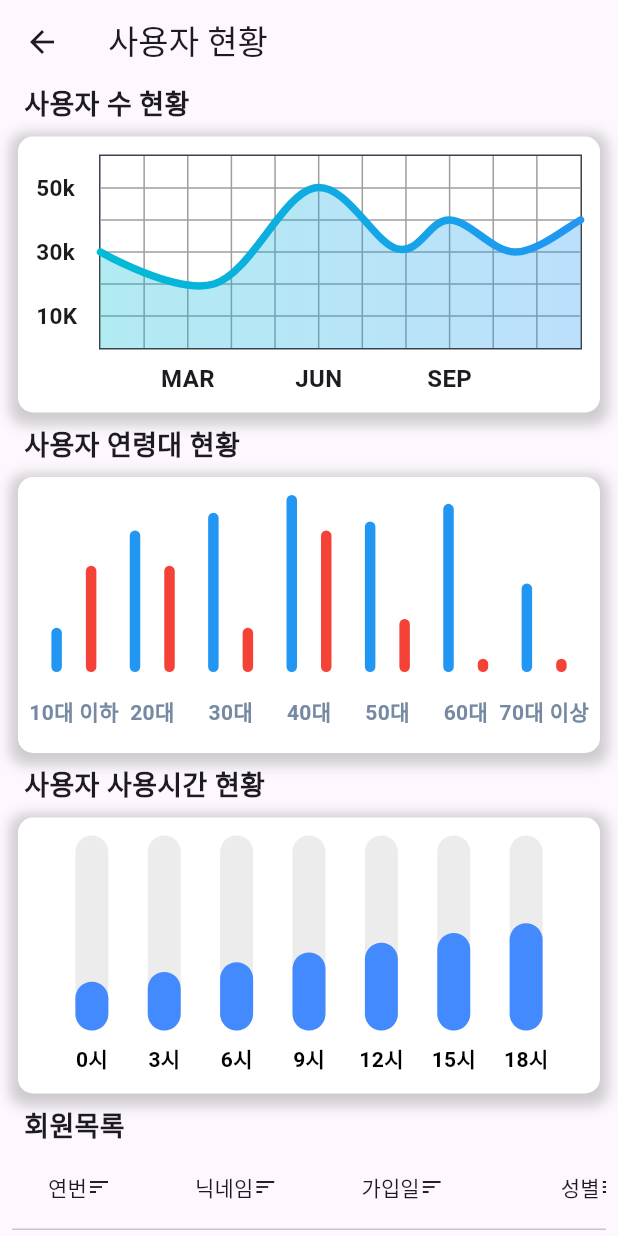
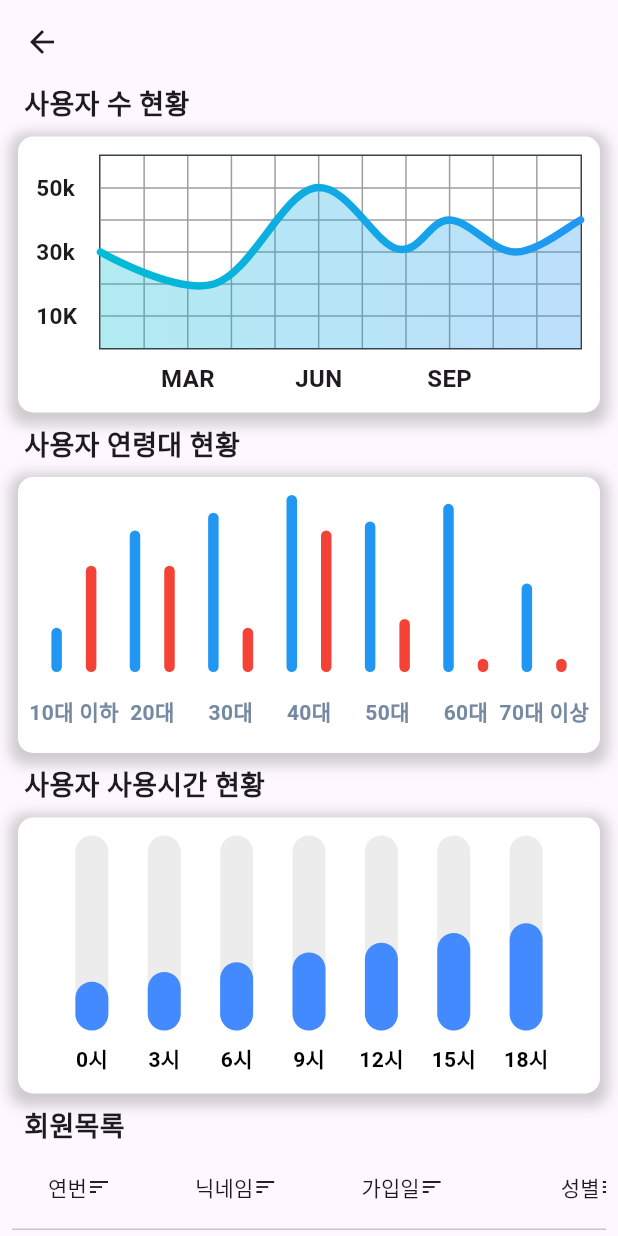
Before and after one commit to seuunng/Food-for-Later, a Flutter app: the AdminDashboardUserStatus screen opened directly, on a phone screen of 412 x 824 dp. Run offline on Flutter 3.47's test engine with Material 3 defaults, Android fonts, the phone set to English and light mode, and no system bars; drawn by our look-alikes of fl_chart; our stand-ins replace table_calendar.

Commit message:
관리자페이지 UI작업 진행

```diff
--- a/lib/screens/admin_page/admin_dashboard_user_status.dart
+++ b/lib/screens/admin_page/admin_dashboard_user_status.dart
@@ -17,7 +17,6 @@ class _AdminDashboardUserStatusState extends State<AdminDashboardUserStatus> {
 
     return Scaffold(
       appBar: AppBar(
-        title: Text('사용자 현황'),
       ),
       body: ListView(
         children: [
```
